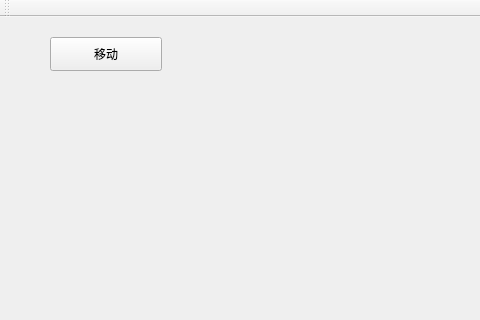
Qt form Projects/EngineController/MissionChooser.ui (xiaoying1996/CyEngine) before a commit; both pictures show x 0 to 480 and y 0 to 320 of the 900 by 600 pixel window.
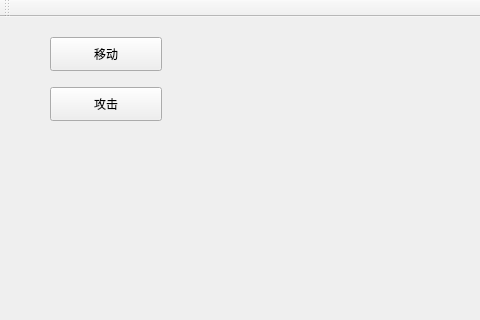
The same form after that commit.

Commit message: can do attack component

The edit to the form file:
```diff
--- a/Projects/EngineController/MissionChooser.ui
+++ b/Projects/EngineController/MissionChooser.ui
@@ -39,6 +39,19 @@
      <string>移动</string>
     </property>
    </widget>
+   <widget class="QPushButton" name="AttackMissionBtn">
+    <property name="geometry">
+     <rect>
+      <x>50</x>
+      <y>70</y>
+      <width>112</width>
+      <height>34</height>
+     </rect>
+    </property>
+    <property name="text">
+     <string>攻击</string>
+    </property>
+   </widget>
   </widget>
   <widget class="QMenuBar" name="menuBar">
    <property name="geometry">
```
The commit also changes 133 other files.
